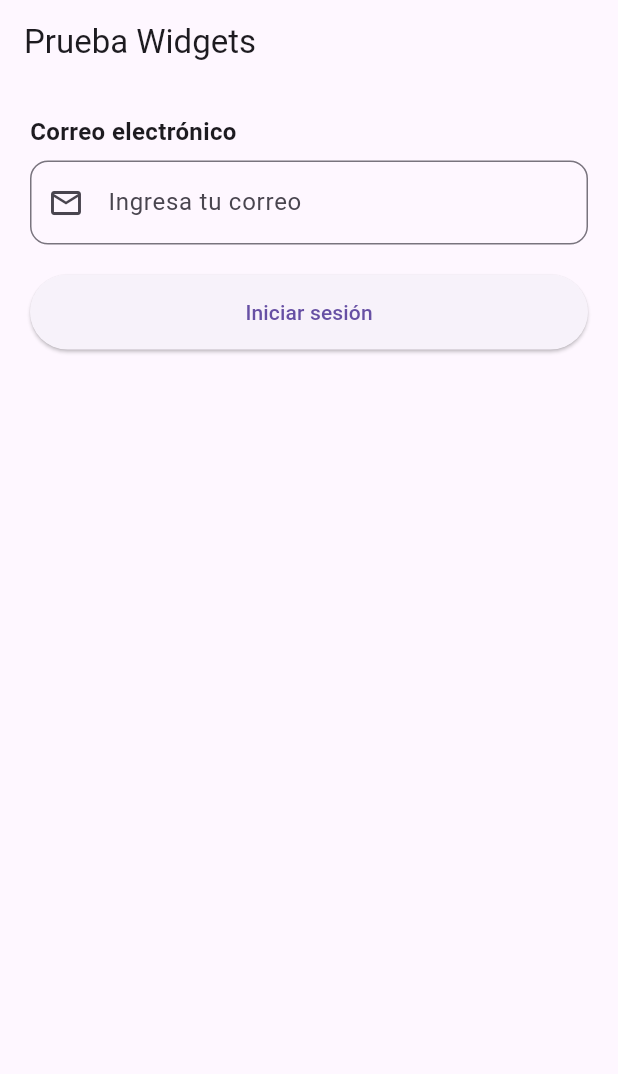
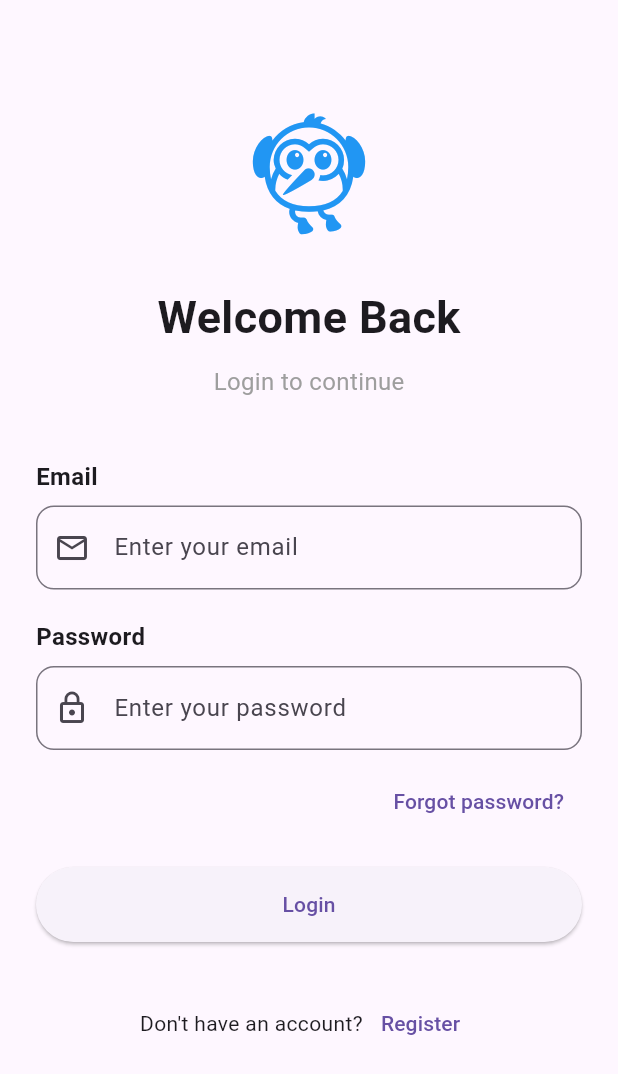
Before and after one commit to JuliianaV2106/ui-basics-flutter, a Flutter app: the screen it shows after launch, on a phone screen of 412 x 824 dp. Shown: the top 1074 px of the screen. Run offline on Flutter 3.47's test engine with Material 3 defaults, Android fonts, the phone set to English and light mode, and no system bars.

Commit message:
Create login screen

```diff
--- a/lib/main.dart
+++ b/lib/main.dart
@@ -1,6 +1,5 @@
 import 'package:flutter/material.dart';
-import 'widgets/custom_text_field.dart';
-import 'widgets/primary_button.dart';
+import 'screens/login_screen.dart';
 
 void main() {
   runApp(const MyApp());
@@ -11,28 +10,9 @@ class MyApp extends StatelessWidget {
 
   @override
   Widget build(BuildContext context) {
-    return MaterialApp(
+    return const MaterialApp(
       debugShowCheckedModeBanner: false,
-      home: Scaffold(
-        appBar: AppBar(title: const Text("Prueba Widgets")),
-        body: Padding(
-          padding: const EdgeInsets.all(20),
-          child: Column(
-            children: [
-              const CustomTextField(
-                label: "Correo electrónico",
-                hint: "Ingresa tu correo",
-                prefixIcon: Icons.email_outlined,
-              ),
-              const SizedBox(height: 20),
-              PrimaryButton(
-                text: "Iniciar sesión",
-                onPressed: () {},
-              ),
-            ],
-          ),
-        ),
-      ),
+      home: LoginScreen(),
     );
   }
 }
--- a/lib/screens/login_screen.dart
+++ b/lib/screens/login_screen.dart
@@ -0,0 +1,106 @@
+import 'package:flutter/material.dart';
+
+import '../widgets/custom_text_field.dart';
+import '../widgets/primary_button.dart';
+
+class LoginScreen extends StatelessWidget {
+  const LoginScreen({super.key});
+
+  @override
+  Widget build(BuildContext context) {
+    return Scaffold(
+      body: SafeArea(
+        child: SingleChildScrollView(
+          padding: const EdgeInsets.symmetric(
+            horizontal: 24,
+            vertical: 30,
+          ),
+          child: Column(
+            crossAxisAlignment: CrossAxisAlignment.center,
+            children: [
+
+              const SizedBox(height: 40),
+
+              const Icon(
+                Icons.flutter_dash,
+                size: 90,
+                color: Colors.blue,
+              ),
+
+              const SizedBox(height: 30),
+
+              const Text(
+                "Welcome Back",
+                style: TextStyle(
+                  fontSize: 30,
+                  fontWeight: FontWeight.bold,
+                ),
+              ),
+
+              const SizedBox(height: 10),
+
+              const Text(
+                "Login to continue",
+                style: TextStyle(
+                  color: Colors.grey,
+                  fontSize: 16,
+                ),
+              ),
+
+              const SizedBox(height: 40),
+
+              const CustomTextField(
+                label: "Email",
+                hint: "Enter your email",
+                prefixIcon: Icons.email_outlined,
+              ),
+
+              const SizedBox(height: 20),
+
+              const CustomTextField(
+                label: "Password",
+                hint: "Enter your password",
+                prefixIcon: Icons.lock_outline,
+                obscureText: true,
+              ),
+
+              const SizedBox(height: 10),
+
+              Align(
+                alignment: Alignment.centerRight,
+                child: TextButton(
+                  onPressed: () {},
+                  child: const Text("Forgot password?"),
+                ),
+              ),
+
+              const SizedBox(height: 20),
+
+              PrimaryButton(
+                text: "Login",
+                onPressed: () {},
+              ),
+
+              const SizedBox(height: 30),
+
+              Row(
+                mainAxisAlignment: MainAxisAlignment.center,
+                children: [
+
+                  const Text("Don't have an account?"),
+
+                  TextButton(
+                    onPressed: () {},
+                    child: const Text("Register"),
+                  ),
+
+                ],
+              )
+
+            ],
+          ),
+        ),
+      ),
+    );
+  }
+}
```
